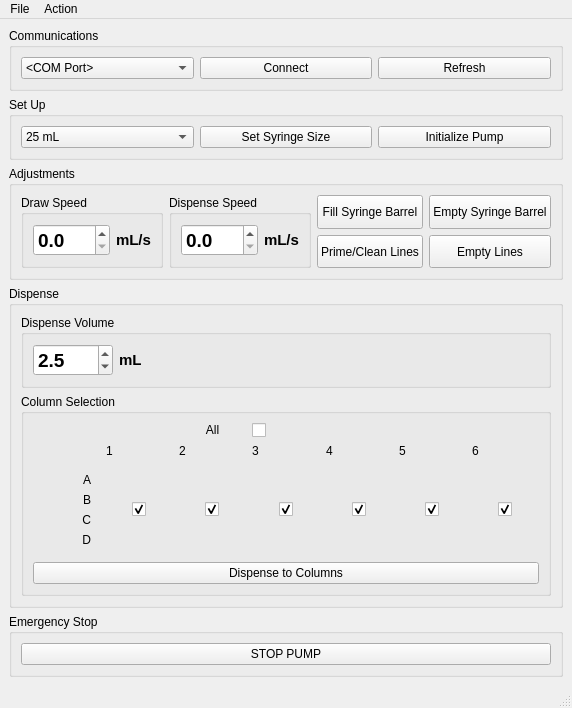
Qt form Wash_GUI/mainwindow.ui (Wyss/automated-chromatography) before a commit.
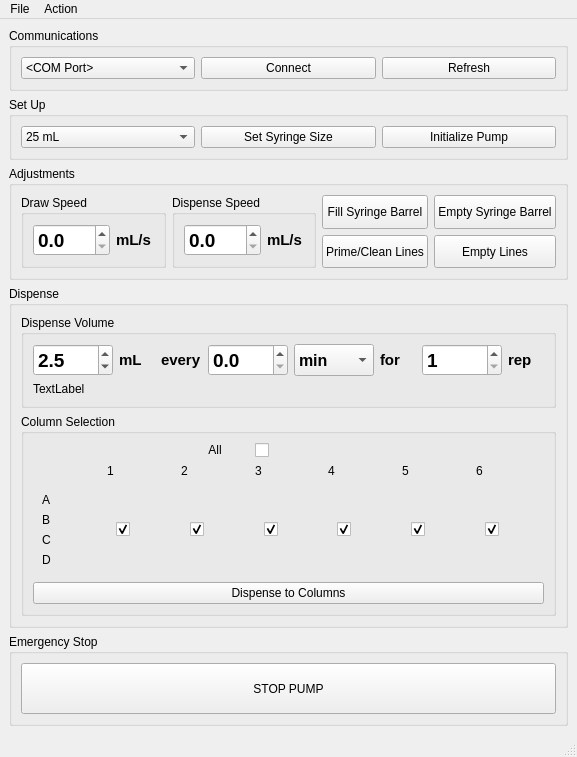
The same form after that commit. Icons and pictures are not drawn.

Commit message:
start Timer feature: fields added, data grabbed
#40 begin
Fields added to make timer
Data is acquired when those fields change

note: ed9410d is obsolete

The edit to the form file:
```diff
--- a/Wash_GUI/mainwindow.ui
+++ b/Wash_GUI/mainwindow.ui
@@ -2,6 +2,14 @@
 <ui version="4.0">
  <class>MainWindow</class>
  <widget class="QMainWindow" name="MainWindow">
+  <property name="geometry">
+   <rect>
+    <x>0</x>
+    <y>0</y>
+    <width>577</width>
+    <height>757</height>
+   </rect>
+  </property>
   <property name="windowTitle">
    <string>SEC</string>
   </property>
@@ -368,9 +376,11 @@
          <property name="title">
           <string>Dispense Volume</string>
          </property>
-         <layout class="QHBoxLayout" name="horizontalLayout_4">
+         <layout class="QVBoxLayout" name="verticalLayout_14">
           <item>
-           <widget class="QDoubleSpinBox" name="dispenseSpinBox">
+           <layout class="QHBoxLayout" name="horizontalLayout_3">
+            <item>
+             <widget class="QDoubleSpinBox" name="dispVolSpinBox">
             <property name="sizePolicy">
              <sizepolicy hsizetype="Minimum" vsizetype="Minimum">
               <horstretch>0</horstretch>
@@ -423,12 +433,138 @@
            </widget>
           </item>
           <item>
-           <widget class="QLabel" name="volRangeLabel">
+             <widget class="QLabel" name="everyLabel">
             <property name="sizePolicy">
-             <sizepolicy hsizetype="MinimumExpanding" vsizetype="Minimum">
+               <sizepolicy hsizetype="Minimum" vsizetype="Minimum">
               <horstretch>0</horstretch>
               <verstretch>0</verstretch>
              </sizepolicy>
+              </property>
+              <property name="font">
+               <font>
+                <pointsize>11</pointsize>
+                <bold>true</bold>
+               </font>
+              </property>
+              <property name="text">
+               <string>every</string>
+              </property>
+             </widget>
+            </item>
+            <item>
+             <widget class="QDoubleSpinBox" name="dispTimeSpinBox">
+              <property name="sizePolicy">
+               <sizepolicy hsizetype="Minimum" vsizetype="Minimum">
+                <horstretch>0</horstretch>
+                <verstretch>0</verstretch>
+               </sizepolicy>
+              </property>
+              <property name="minimumSize">
+               <size>
+                <width>80</width>
+                <height>0</height>
+               </size>
+              </property>
+              <property name="font">
+               <font>
+                <pointsize>14</pointsize>
+                <bold>true</bold>
+               </font>
+              </property>
+              <property name="decimals">
+               <number>1</number>
+              </property>
+             </widget>
+            </item>
+            <item>
+             <widget class="QComboBox" name="dispTimeUnitComboBox">
+              <property name="sizePolicy">
+               <sizepolicy hsizetype="Minimum" vsizetype="Minimum">
+                <horstretch>0</horstretch>
+                <verstretch>0</verstretch>
+               </sizepolicy>
+              </property>
+              <property name="minimumSize">
+               <size>
+                <width>80</width>
+                <height>0</height>
+               </size>
+              </property>
+              <property name="font">
+               <font>
+                <pointsize>12</pointsize>
+                <bold>true</bold>
+               </font>
+              </property>
+              <item>
+               <property name="text">
+                <string>min</string>
+               </property>
+              </item>
+              <item>
+               <property name="text">
+                <string>sec</string>
+               </property>
+              </item>
+             </widget>
+            </item>
+            <item>
+             <widget class="QLabel" name="forLabel">
+              <property name="font">
+               <font>
+                <pointsize>11</pointsize>
+                <bold>true</bold>
+               </font>
+              </property>
+              <property name="text">
+               <string>for</string>
+              </property>
+             </widget>
+            </item>
+            <item>
+             <widget class="QSpinBox" name="dispRepsSpinBox">
+              <property name="sizePolicy">
+               <sizepolicy hsizetype="Minimum" vsizetype="Minimum">
+                <horstretch>0</horstretch>
+                <verstretch>0</verstretch>
+               </sizepolicy>
+              </property>
+              <property name="minimumSize">
+               <size>
+                <width>80</width>
+                <height>0</height>
+               </size>
+              </property>
+              <property name="font">
+               <font>
+                <pointsize>14</pointsize>
+                <bold>true</bold>
+               </font>
+              </property>
+              <property name="minimum">
+               <number>1</number>
+              </property>
+             </widget>
+            </item>
+            <item>
+             <widget class="QLabel" name="repsLabel">
+              <property name="font">
+               <font>
+                <pointsize>11</pointsize>
+                <bold>true</bold>
+               </font>
+              </property>
+              <property name="text">
+               <string>rep</string>
+              </property>
+             </widget>
+            </item>
+           </layout>
+          </item>
+          <item>
+           <widget class="QLabel" name="totalDispenseLabel">
+            <property name="text">
+             <string>TextLabel</string>
             </property>
            </widget>
           </item>
@@ -496,9 +632,6 @@
                    <property name="text">
                     <string>A</string>
                    </property>
-                   <property name="alignment">
-                    <set>Qt::AlignRight|Qt::AlignTrailing|Qt::AlignVCenter</set>
-                   </property>
                   </widget>
                  </item>
                  <item>
@@ -512,9 +645,6 @@
                    <property name="text">
                     <string>B</string>
                    </property>
-                   <property name="alignment">
-                    <set>Qt::AlignRight|Qt::AlignTrailing|Qt::AlignVCenter</set>
-                   </property>
                   </widget>
                  </item>
                  <item>
@@ -528,9 +658,6 @@
                    <property name="text">
                     <string>C</string>
                    </property>
-                   <property name="alignment">
-                    <set>Qt::AlignRight|Qt::AlignTrailing|Qt::AlignVCenter</set>
-                   </property>
                   </widget>
                  </item>
                  <item>
@@ -544,9 +671,6 @@
                    <property name="text">
                     <string>D</string>
                    </property>
-                   <property name="alignment">
-                    <set>Qt::AlignRight|Qt::AlignTrailing|Qt::AlignVCenter</set>
-                   </property>
                   </widget>
                  </item>
                 </layout>
@@ -561,8 +685,8 @@
               </item>
               <item row="2" column="7">
                <widget class="QFrame" name="col6vFrame">
-                <layout class="QVBoxLayout" name="verticalLayout_13">
-                 <item alignment="Qt::AlignHCenter">
+                <layout class="QHBoxLayout" name="horizontalLayout_4">
+                 <item>
                   <widget class="QCheckBox" name="col6CheckBox">
                    <property name="font">
                     <font>
@@ -589,8 +713,8 @@
               </item>
               <item row="2" column="5">
                <widget class="QFrame" name="col4vFrame">
-                <layout class="QVBoxLayout" name="verticalLayout_11">
-                 <item alignment="Qt::AlignHCenter">
+                <layout class="QHBoxLayout" name="horizontalLayout_10">
+                 <item>
                   <widget class="QCheckBox" name="col4CheckBox">
                    <property name="font">
                     <font>
@@ -624,8 +748,8 @@
               </item>
               <item row="2" column="2">
                <widget class="QFrame" name="col1vFrame">
-                <layout class="QVBoxLayout" name="verticalLayout_2">
-                 <item alignment="Qt::AlignHCenter">
+                <layout class="QHBoxLayout" name="horizontalLayout_13">
+                 <item>
                   <widget class="QCheckBox" name="col1CheckBox">
                    <property name="font">
                     <font>
@@ -652,8 +776,8 @@
               </item>
               <item row="2" column="3">
                <widget class="QFrame" name="col2vFrame">
-                <layout class="QVBoxLayout" name="verticalLayout_9">
-                 <item alignment="Qt::AlignHCenter">
+                <layout class="QHBoxLayout" name="horizontalLayout_12">
+                 <item>
                   <widget class="QCheckBox" name="col2CheckBox">
                    <property name="font">
                     <font>
@@ -694,8 +818,8 @@
               </item>
               <item row="2" column="4">
                <widget class="QFrame" name="col3vFrame">
-                <layout class="QVBoxLayout" name="verticalLayout_10">
-                 <item alignment="Qt::AlignHCenter">
+                <layout class="QHBoxLayout" name="horizontalLayout_11">
+                 <item>
                   <widget class="QCheckBox" name="col3CheckBox">
                    <property name="font">
                     <font>
@@ -729,8 +853,8 @@
               </item>
               <item row="2" column="6">
                <widget class="QFrame" name="col5vFrame">
-                <layout class="QVBoxLayout" name="verticalLayout_12">
-                 <item alignment="Qt::AlignHCenter">
+                <layout class="QHBoxLayout" name="horizontalLayout_9">
+                 <item>
                   <widget class="QCheckBox" name="col5CheckBox">
                    <property name="font">
                     <font>
@@ -823,6 +947,14 @@
    </layout>
   </widget>
   <widget class="QMenuBar" name="menubar">
+   <property name="geometry">
+    <rect>
+     <x>0</x>
+     <y>0</y>
+     <width>577</width>
+     <height>21</height>
+    </rect>
+   </property>
    <widget class="QMenu" name="menuFile">
     <property name="title">
      <string>File</string>
```
Left out of the diff: 9 changed lines with no effect on the pictures. Lines whose indentation alone changed are shown as unchanged. The commit also changes 2 other files.
